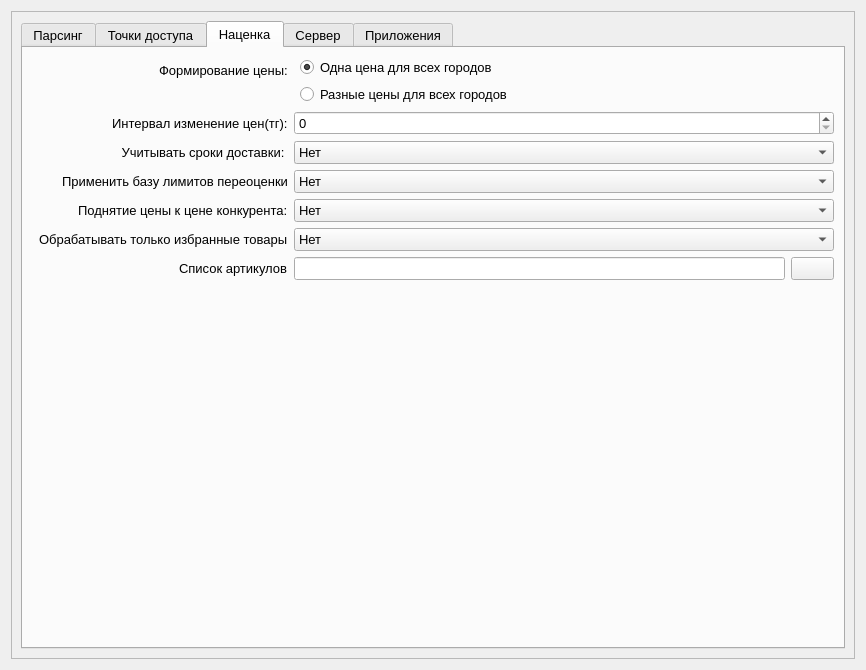
almanah12/caspi_algo1_01, file UI/configuration.ui: the form before one commit.
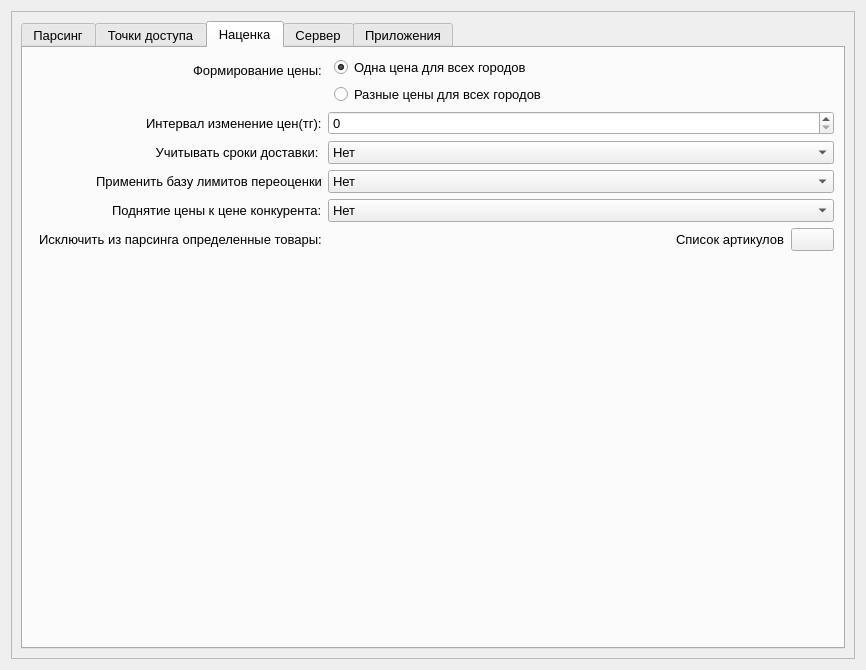
The form after the commit. The open tabs and pages were chosen to show the change. Icons and pictures are not drawn.

```diff
--- a/UI/configuration.ui
+++ b/UI/configuration.ui
@@ -844,39 +844,44 @@
            </item>
            <item row="5" column="0">
             <widget class="QLabel" name="label_15">
+             <property name="enabled">
+              <bool>true</bool>
+             </property>
              <property name="text">
-              <string>Обрабатывать только избранные товары</string>
+              <string>Исключить из парсинга определенные товары:</string>
              </property>
             </widget>
            </item>
            <item row="5" column="1">
-            <widget class="QComboBox" name="list_articulcomboBox">
-             <item>
-              <property name="text">
-               <string>Нет</string>
-              </property>
-             </item>
-             <item>
-              <property name="text">
-               <string>Да</string>
-              </property>
-             </item>
-            </widget>
-           </item>
-           <item row="6" column="0">
-            <widget class="QLabel" name="label_24">
-             <property name="text">
-              <string>Список артикулов</string>
-             </property>
-            </widget>
-           </item>
-           <item row="6" column="1">
             <layout class="QHBoxLayout" name="horizontalLayout_3">
              <item>
-              <widget class="QLineEdit" name="list_articullineEdit"/>
+              <spacer name="horizontalSpacer_2">
+               <property name="orientation">
+                <enum>Qt::Horizontal</enum>
+               </property>
+               <property name="sizeHint" stdset="0">
+                <size>
+                 <width>40</width>
+                 <height>20</height>
+                </size>
+               </property>
+              </spacer>
+             </item>
+             <item>
+              <widget class="QLabel" name="label_24">
+               <property name="text">
+                <string>Список артикулов</string>
+               </property>
+              </widget>
              </item>
              <item>
               <widget class="QPushButton" name="list_articulpushButton">
+               <property name="sizePolicy">
+                <sizepolicy hsizetype="Fixed" vsizetype="Fixed">
+                 <horstretch>0</horstretch>
+                 <verstretch>0</verstretch>
+                </sizepolicy>
+               </property>
                <property name="text">
                 <string/>
                </property>
```
Left out of the diff: 60 changed lines with no effect on the pictures.
